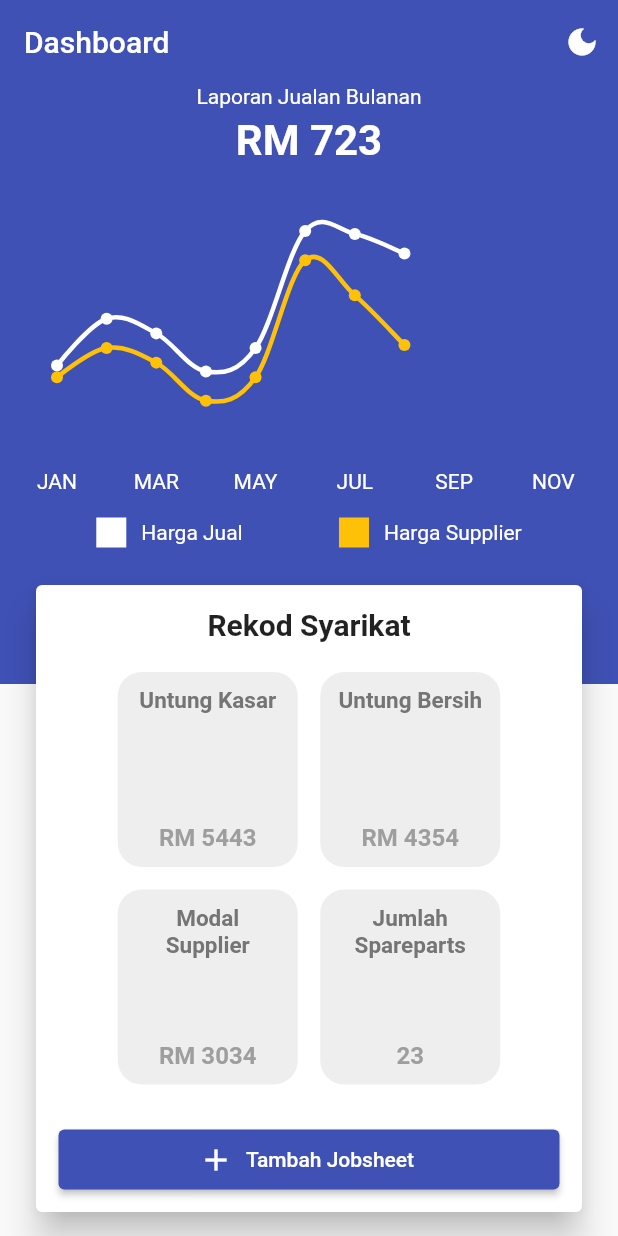
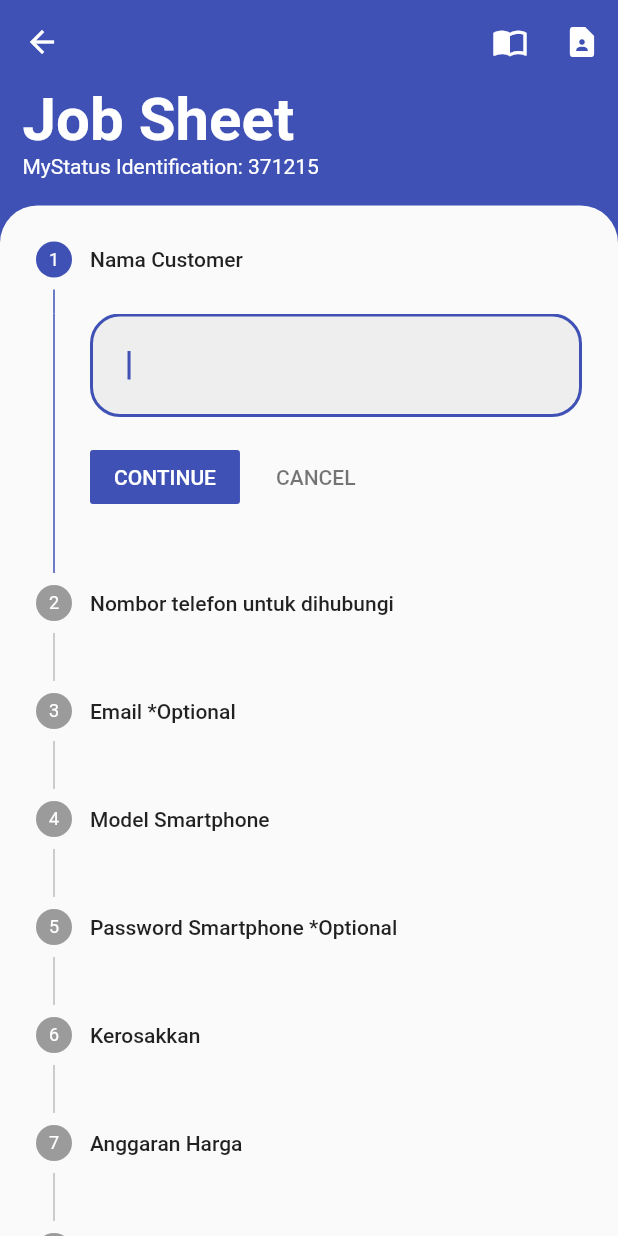
Before and after one commit to TuanPengarah/admin_panel_v2, a Flutter app: the DashboardPage screen opened directly, after a tap on "Tambah Jobsheet", on a phone screen of 412 x 824 dp. Run offline on Flutter 3.47's test engine with Material 2 defaults, Android fonts, the phone set to English and light mode, and no system bars; drawn by our look-alikes of fl_chart; our stand-ins replace cloud_firestore, firebase_auth, firebase_core, get, get_storage, lottie and 3 more; missing offline and left inert: esc_pos_bluetooth, esc_pos_utils, flutter_advanced_avatar, flutter_bluetooth_basic; accounts and stored records are empty.

Commit message:
Fully working list customer Initialize add jobsheet Trying normal impac on haptic click
Signed-off-by: Akid Fikri Azhar <akidfikriazhar@gmail.com>

```diff
--- a/lib/config/haptic_feedback.dart
+++ b/lib/config/haptic_feedback.dart
@@ -16,6 +16,6 @@ class Haptic {
   }
 
   static void feedbackClick() async {
-    HapticFeedback.selectionClick();
+    HapticFeedback.lightImpact();
   }
 }
--- a/lib/home/page/dashboard_page.dart
+++ b/lib/home/page/dashboard_page.dart
@@ -147,7 +147,7 @@ class DashboardPage extends GetResponsiveView<HomeController> {
                                         child: Column(
                                           children: [
                                             Text(
-                                              'Rekod Syarikat',
+                                              'Rekod Data',
                                               style: TextStyle(
                                                 fontSize: 20,
                                                 fontWeight: FontWeight.bold,
@@ -175,6 +175,7 @@ class DashboardPage extends GetResponsiveView<HomeController> {
                                               child: ElevatedButton.icon(
                                                 onPressed: () {
                                                   Haptic.feedbackClick();
+                                                  Get.toNamed('/jobsheet');
                                                 },
                                                 label: Text('Tambah Jobsheet'),
                                                 icon: Icon(Icons.add),
--- /dev/null
+++ b/lib/jobsheet/controller/jobsheet_controller.dart
@@ -0,0 +1,45 @@
+import 'package:admin_panel/config/haptic_feedback.dart';
+import 'package:flutter/material.dart';
+import 'package:get/get.dart';
+
+class JobsheetController extends GetxController {
+  final namaCust = TextEditingController();
+  final noPhone = TextEditingController();
+  final email = TextEditingController();
+  final modelPhone = TextEditingController();
+  final passPhone = TextEditingController();
+  final kerosakkan = TextEditingController();
+  final harga = TextEditingController();
+  final remarks = TextEditingController();
+
+  var currentSteps = 0.obs;
+
+  void nextStep() {
+    Haptic.feedbackClick();
+    if (currentSteps.value == 0) {
+      currentSteps.value++;
+    } else if (currentSteps.value == 1) {
+      currentSteps.value++;
+    } else if (currentSteps.value == 2) {
+      currentSteps.value++;
+    } else if (currentSteps.value == 3) {
+      currentSteps.value++;
+    } else if (currentSteps.value == 4) {
+      currentSteps.value++;
+    } else if (currentSteps.value == 5) {
+      currentSteps.value++;
+    } else if (currentSteps.value == 6) {
+      currentSteps.value++;
+    } else if (currentSteps.value == 7) {
+      Get.back();
+    }
+  }
+
+  void previousStep() {
+    if (currentSteps.value > 0) {
+      currentSteps.value = currentSteps.value - 1;
+    } else {
+      Get.back();
+    }
+  }
+}
--- /dev/null
+++ b/lib/jobsheet/view/jobsheet_view.dart
@@ -0,0 +1,212 @@
+import 'package:admin_panel/jobsheet/controller/jobsheet_controller.dart';
+import 'package:flutter/material.dart';
+import 'package:get/get.dart';
+
+extension Utility on BuildContext {
+  void nextEditableTextFocus() {
+    do {
+      FocusScope.of(this).nextFocus();
+    } while (FocusScope.of(this).focusedChild.context.widget is! EditableText);
+  }
+}
+
+class JobsheetView extends StatelessWidget {
+  final _jobsheetController = Get.put(JobsheetController());
+
+  @override
+  Widget build(BuildContext context) {
+    return Scaffold(
+      backgroundColor:
+          Get.isDarkMode ? Colors.black : Theme.of(context).primaryColor,
+      appBar: AppBar(
+        backgroundColor:
+            Get.isDarkMode ? Colors.black : Theme.of(context).primaryColor,
+        elevation: 0,
+        actions: [
+          IconButton(
+            onPressed: () {},
+            icon: Icon(Icons.import_contacts),
+          ),
+          IconButton(
+            onPressed: () {},
+            icon: Icon(Icons.contact_page),
+          ),
+        ],
+      ),
+      body: Column(
+        children: [
+          Padding(
+            padding: const EdgeInsets.symmetric(horizontal: 15.0),
+            child: Container(
+              alignment: Alignment.topLeft,
+              child: Column(
+                crossAxisAlignment: CrossAxisAlignment.start,
+                children: [
+                  Text(
+                    'Job Sheet',
+                    style: TextStyle(
+                        color: Colors.white,
+                        fontSize: 40,
+                        fontWeight: FontWeight.bold),
+                  ),
+                  Text(
+                    'MyStatus Identification: 371215',
+                    style: TextStyle(
+                      color: Colors.white,
+                    ),
+                  ),
+                  SizedBox(height: 18),
+                ],
+              ),
+            ),
+          ),
+          Expanded(
+            child: Container(
+              decoration: BoxDecoration(
+                color: Theme.of(context).scaffoldBackgroundColor,
+                borderRadius: BorderRadius.only(
+                  topLeft: Radius.circular(25),
+                  topRight: Radius.circular(25),
+                ),
+              ),
+              child: Obx(
+                () => Stepper(
+                  physics: BouncingScrollPhysics(),
+                  currentStep: _jobsheetController.currentSteps.value,
+                  onStepTapped: (index) =>
+                      _jobsheetController.currentSteps.value = index,
+                  onStepContinue: () => _jobsheetController.nextStep(),
+                  onStepCancel: () => _jobsheetController.previousStep(),
+                  steps: [
+                    Step(
+                      isActive: _jobsheetController.currentSteps.value <= 0,
+                      content: TextField(
+                        autofocus: true,
+                        controller: _jobsheetController.namaCust,
+                        textInputAction: TextInputAction.next,
+                        textCapitalization: TextCapitalization.words,
+                        onEditingComplete: () {
+                          _jobsheetController.nextStep();
+                          context.nextEditableTextFocus();
+                        },
+                      ),
+                      title: Text(
+                        'Nama Customer',
+                      ),
+                    ),
+                    Step(
+                      isActive: _jobsheetController.currentSteps.value == 1,
+                      content: TextField(
+                        autofocus: true,
+                        controller: _jobsheetController.noPhone,
+                        textInputAction: TextInputAction.next,
+                        keyboardType: TextInputType.phone,
+                        onEditingComplete: () {
+                          _jobsheetController.nextStep();
+                          context.nextEditableTextFocus();
+                        },
+                      ),
+                      title: Text(
+                        'Nombor telefon untuk dihubungi',
+                      ),
+                    ),
+                    Step(
+                      isActive: _jobsheetController.currentSteps.value == 2,
+                      content: TextField(
+                        controller: _jobsheetController.email,
+                        textInputAction: TextInputAction.next,
+                        keyboardType: TextInputType.emailAddress,
+                        onEditingComplete: () {
+                          _jobsheetController.nextStep();
+                          context.nextEditableTextFocus();
+                        },
+                      ),
+                      title: Text(
+                        'Email *Optional',
+                      ),
+                    ),
+                    Step(
+                      isActive: _jobsheetController.currentSteps.value == 3,
+                      content: TextField(
+                        controller: _jobsheetController.modelPhone,
+                        textInputAction: TextInputAction.next,
+                        textCapitalization: TextCapitalization.words,
+                        onEditingComplete: () {
+                          _jobsheetController.nextStep();
+                          context.nextEditableTextFocus();
+                        },
+                      ),
+                      title: Text(
+                        'Model Smartphone',
+                      ),
+                    ),
+                    Step(
+                      isActive: _jobsheetController.currentSteps.value == 4,
+                      content: TextField(
+                        controller: _jobsheetController.passPhone,
+                        textInputAction: TextInputAction.next,
+                        keyboardType: TextInputType.visiblePassword,
+                        onEditingComplete: () {
+                          _jobsheetController.nextStep();
+                          context.nextEditableTextFocus();
+                        },
+                      ),
+                      title: Text(
+                        'Password Smartphone *Optional',
+                      ),
+                    ),
+                    Step(
+                      isActive: _jobsheetController.currentSteps.value == 5,
+                      content: TextField(
+                        controller: _jobsheetController.kerosakkan,
+                        textInputAction: TextInputAction.next,
+                        textCapitalization: TextCapitalization.sentences,
+                        onEditingComplete: () {
+                          _jobsheetController.nextStep();
+                          context.nextEditableTextFocus();
+                        },
+                      ),
+                      title: Text(
+                        'Kerosakkan',
+                      ),
+                    ),
+                    Step(
+                      isActive: _jobsheetController.currentSteps.value == 6,
+                      content: TextField(
+                        controller: _jobsheetController.harga,
+                        textInputAction: TextInputAction.next,
+                        keyboardType: TextInputType.number,
+                        onEditingComplete: () {
+                          _jobsheetController.nextStep();
+                          context.nextEditableTextFocus();
+                        },
+                      ),
+                      title: Text(
+                        'Anggaran Harga',
+                      ),
+                    ),
+                    Step(
+                      isActive: _jobsheetController.currentSteps.value == 7,
+                      content: TextField(
+                        controller: _jobsheetController.remarks,
+                        textInputAction: TextInputAction.done,
+                        textCapitalization: TextCapitalization.sentences,
+                        onEditingComplete: () {
+                          _jobsheetController.nextStep();
+                          Get.focusScope.unfocus();
+                        },
+                      ),
+                      title: Text(
+                        'Remarks',
+                      ),
+                    ),
+                  ],
+                ),
+              ),
+            ),
+          ),
+        ],
+      ),
+    );
+  }
+}
--- a/lib/main.dart
+++ b/lib/main.dart
@@ -1,5 +1,6 @@
 import 'package:admin_panel/config/theme_data.dart';
 import 'package:admin_panel/home/view/home_view.dart';
+import 'package:admin_panel/jobsheet/view/jobsheet_view.dart';
 import 'package:admin_panel/login/view/login_view.dart';
 import 'package:firebase_auth/firebase_auth.dart';
 import 'package:firebase_core/firebase_core.dart';
@@ -42,6 +43,7 @@ class MyApp extends StatelessWidget {
       getPages: [
         GetPage(name: '/login', page: () => LoginView()),
         GetPage(name: '/home', page: () => HomeView()),
+        GetPage(name: '/jobsheet', page: () => JobsheetView()),
       ],
     );
   }
--- a/pubspec.yaml
+++ b/pubspec.yaml
@@ -19,6 +19,8 @@ dependencies:
   lottie:
   fl_chart: ^0.36.4
   liquid_pull_to_refresh: ^3.0.0
+  flutter_advanced_avatar: ^1.0.0+1
+  shimmer: ^2.0.0
 
   # API Services
   firebase_core: ^1.5.0
```
Also changed, not shown: lib/home/controller/customer_controller.dart (+21 -5 lines), lib/home/model/popupmenu_model.dart (added, +25 -0 lines), lib/home/page/customer_page.dart (+58 -5 lines), pubspec.lock.
